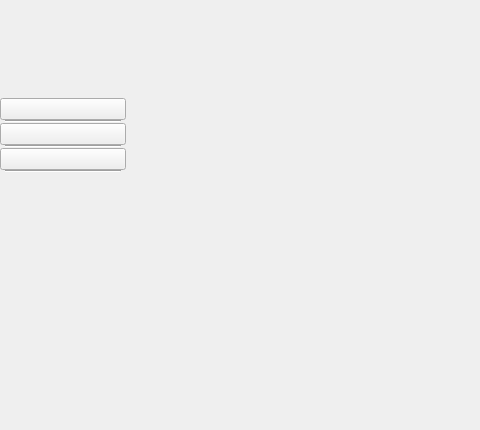
Old version of the form mainwindow.ui in the repository dshnightmare/skeleton; both pictures show x 0 to 480 and y 196 to 626 of the 1009 by 626 pixel window.
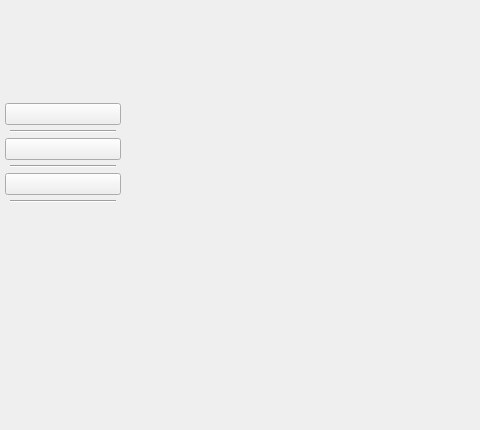
New version of the form. Icons and pictures are not drawn. Custom widgets are drawn as their Qt base class.

Diff of the .ui file:
```diff
--- a/mainwindow.ui
+++ b/mainwindow.ui
@@ -230,19 +230,19 @@
          </property>
          <layout class="QVBoxLayout" name="verticalLayout_2" stretch="0,0,0,0,0,0,0">
           <property name="spacing">
-           <number>0</number>
+           <number>5</number>
           </property>
           <property name="leftMargin">
-           <number>0</number>
+           <number>5</number>
           </property>
           <property name="topMargin">
-           <number>0</number>
+           <number>5</number>
           </property>
           <property name="rightMargin">
-           <number>0</number>
+           <number>5</number>
           </property>
           <property name="bottomMargin">
-           <number>0</number>
+           <number>5</number>
           </property>
           <item>
            <widget class="QPushButton" name="choose1">
```
